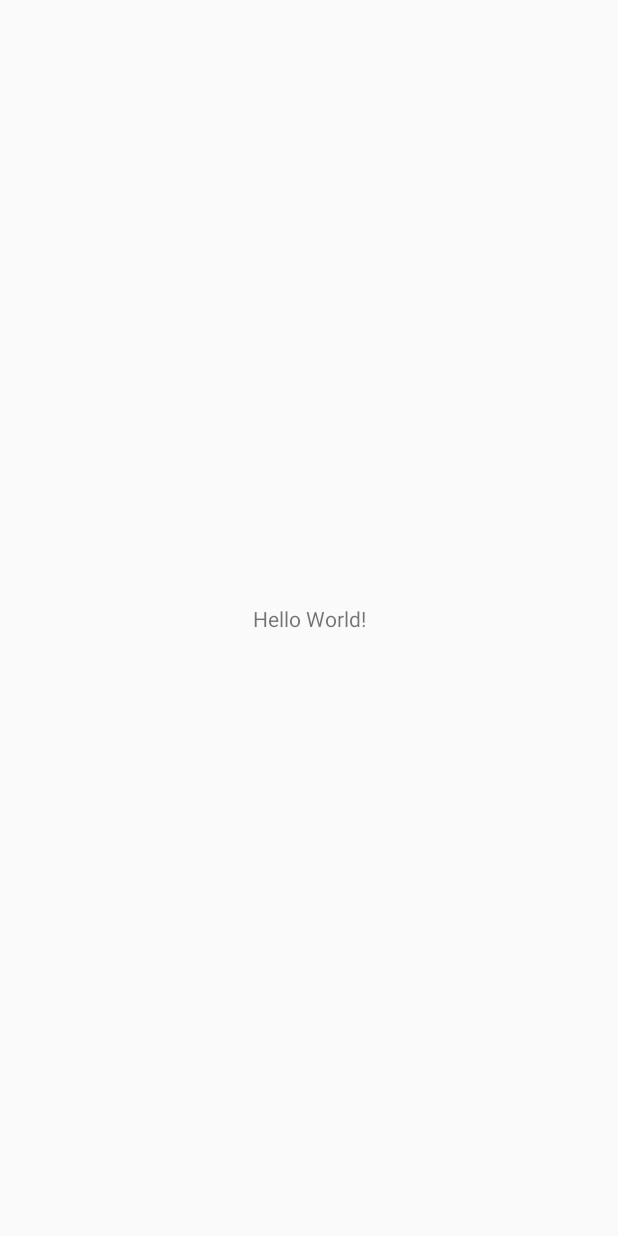
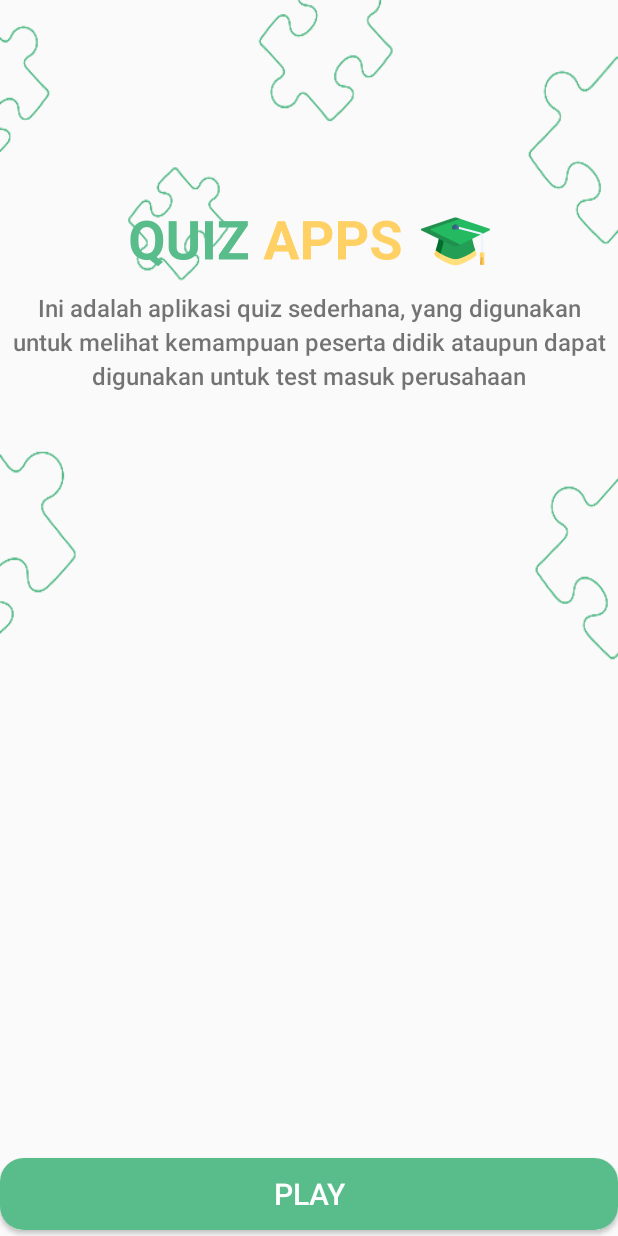
Before and after one commit to arakbae/app-quizzer, an Android app: the screen it shows after launch (MainActivity), on a phone screen of 412 x 824 dp. Before the commit the screen is almost empty. Run offline under Robolectric (Android 15) with nearby library versions, the phone set to English and light mode, and no system bars; 3 statements that could not run were skipped.

Commit message:
feat Mainactivity and bg_btn_primary and layout design ui

```diff
--- a/app/src/main/java/com/medev/quizzprogrammerapp/ui/main/MainActivity.kt
+++ b/app/src/main/java/com/medev/quizzprogrammerapp/ui/main/MainActivity.kt
@@ -6,10 +6,14 @@ import androidx.appcompat.app.AppCompatActivity
 import androidx.core.view.ViewCompat
 import androidx.core.view.WindowInsetsCompat
 import com.medev.quizzprogrammerapp.R
+import com.medev.quizzprogrammerapp.databinding.ActivityMainBinding
 
 class MainActivity : AppCompatActivity() {
+    private lateinit var mainBinding: ActivityMainBinding
     override fun onCreate(savedInstanceState: Bundle?) {
         super.onCreate(savedInstanceState)
+        mainBinding = ActivityMainBinding.inflate(layoutInflater)
+        setContentView(mainBinding.root)
         enableEdgeToEdge()
         setContentView(R.layout.activity_main)
         ViewCompat.setOnApplyWindowInsetsListener(findViewById(R.id.main)) { v, insets ->
@@ -17,5 +21,12 @@ class MainActivity : AppCompatActivity() {
             v.setPadding(systemBars.left, systemBars.top, systemBars.right, systemBars.bottom)
             insets
         }
+        onClick()
+    }
+
+    private fun onClick() {
+        mainBinding.btnPlay.setOnClickListener {
+
+        }
     }
 }
--- /dev/null
+++ b/app/src/main/res/drawable/bg_btn_primary.xml
@@ -0,0 +1,13 @@
+<?xml version="1.0" encoding="utf-8"?>
+<ripple xmlns:android="http://schemas.android.com/apk/res/android"
+    android:color="@color/white">
+
+    <item>
+        <shape android:shape="rectangle">
+            <solid android:color="@color/colorPrimary" />
+<!--            buat nambahin radius di buttonnya-->
+            <corners android:radius="16dp" />
+        </shape>
+    </item>
+
+</ripple>
--- a/app/src/main/res/layout/activity_main.xml
+++ b/app/src/main/res/layout/activity_main.xml
@@ -5,15 +5,39 @@
     android:id="@+id/main"
     android:layout_width="match_parent"
     android:layout_height="match_parent"
+    android:background="@drawable/bg_home"
+    android:padding="40dp"
     tools:context=".ui.main.MainActivity">
 
-    <TextView
+    <ImageView
+        android:id="@+id/image_view_quiz"
         android:layout_width="wrap_content"
         android:layout_height="wrap_content"
-        android:text="Hello World!"
-        app:layout_constraintBottom_toBottomOf="parent"
-        app:layout_constraintEnd_toEndOf="parent"
+        android:src="@drawable/ic_quiz_apps"
+        android:layout_marginTop="140dp"
+        app:layout_constraintTop_toTopOf="parent"
         app:layout_constraintStart_toStartOf="parent"
-        app:layout_constraintTop_toTopOf="parent" />
+        app:layout_constraintEnd_toEndOf="parent"/>
 
+    <TextView
+        android:layout_width="match_parent"
+        android:layout_height="wrap_content"
+        android:text="@string/desc_app"
+        android:textAlignment="center"
+        android:textSize="16sp"
+        android:lineSpacingExtra="4dp"
+        android:fontFamily="sans-serif-medium"
+        android:layout_marginTop="12dp"
+        app:layout_constraintTop_toBottomOf="@id/image_view_quiz"/>
+
+    <Button
+        android:id="@+id/btn_play"
+        android:layout_width="match_parent"
+        android:layout_height="wrap_content"
+        android:text="@string/play"
+        android:textColor="@color/white"
+        android:background="@drawable/bg_btn_primary"
+        android:layout_marginBottom="4dp"
+        android:textSize="20sp"
+        app:layout_constraintBottom_toBottomOf="parent"/>
 </androidx.constraintlayout.widget.ConstraintLayout>
--- a/app/src/main/res/values/strings.xml
+++ b/app/src/main/res/values/strings.xml
@@ -1,3 +1,5 @@
 <resources>
     <string name="app_name">QuizzProgrammerApp</string>
+    <string name="desc_app">Ini adalah aplikasi quiz sederhana, yang digunakan untuk melihat kemampuan peserta didik ataupun dapat digunakan untuk test masuk perusahaan</string>
+    <string name="play">Play</string>
 </resources>
```
